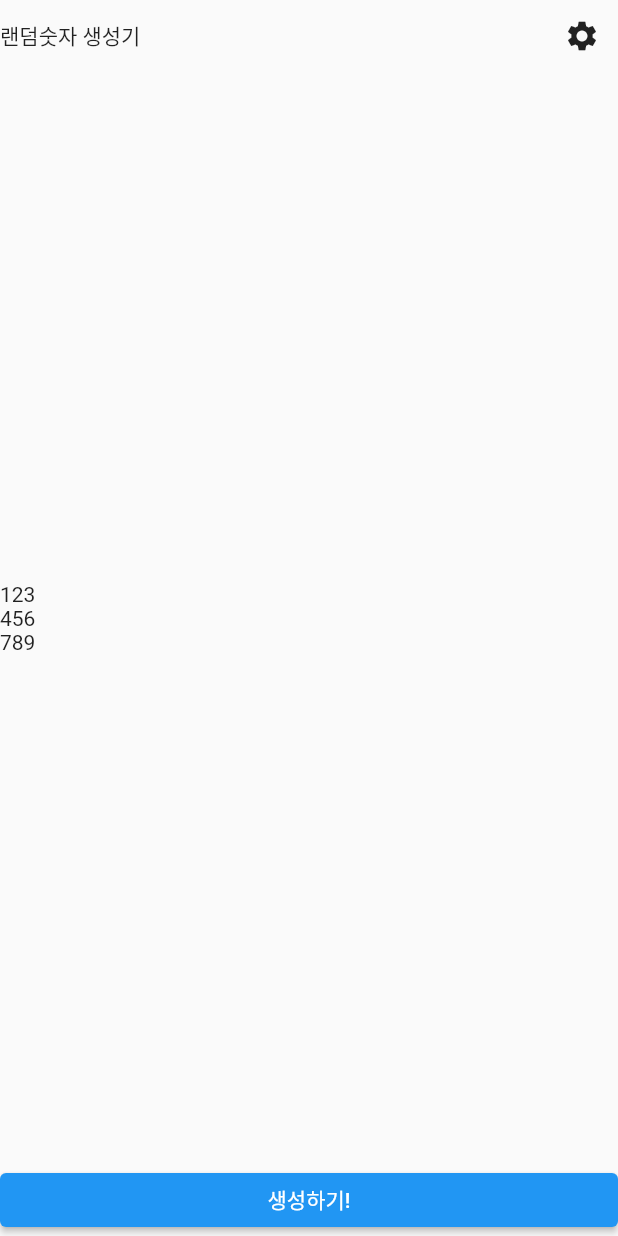
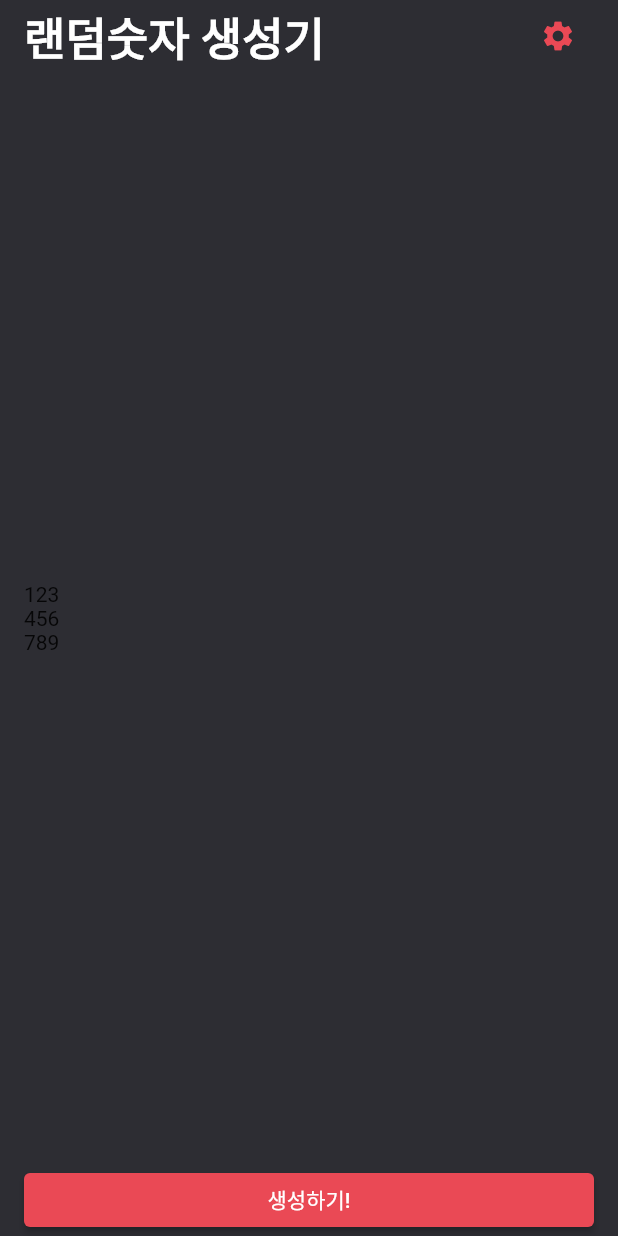
Before and after one commit to DongWooKim97/flutter-projects, a Flutter app: the screen it shows after launch, on a phone screen of 412 x 824 dp. Run offline on Flutter 3.47's test engine with Material 2 defaults, Android fonts, the phone set to English and light mode, and no system bars; our stand-ins replace webview_flutter.

Commit message:
feat: 상수 코드 관리 학습

```diff
--- /dev/null
+++ b/random_number_generator/lib/constant/color.dart
@@ -0,0 +1,5 @@
+import 'package:flutter/material.dart';
+
+const Color PRIMARY_COLOR = Color(0xFF2D2D33);
+const Color RED_COLOR = Color(0xFFEA4955);
+const Color BLUE_COLOR = Color(0xFF549FBF);
--- a/random_number_generator/lib/screen/home_screen.dart
+++ b/random_number_generator/lib/screen/home_screen.dart
@@ -1,4 +1,5 @@
 import 'package:flutter/material.dart';
+import 'package:random_number_generator/constant/color.dart';
 
 class HomeScreen extends StatefulWidget {
   const HomeScreen({super.key});
@@ -11,18 +12,31 @@ class _HomeScreenState extends State<HomeScreen> {
   @override
   Widget build(BuildContext context) {
     return Scaffold(
+      backgroundColor: PRIMARY_COLOR,
       body: SafeArea(
+        child: Padding(
+          padding: EdgeInsets.symmetric(
+            horizontal: 16.0,
+          ),
           child: Column(
             crossAxisAlignment: CrossAxisAlignment.start,
             children: [
               Row(
                 mainAxisAlignment: MainAxisAlignment.spaceBetween,
                 children: [
-                Text('랜덤숫자 생성기'),
+                  Text(
+                    '랜덤숫자 생성기',
+                    style: TextStyle(
+                      color: Colors.white,
+                      fontSize: 30.0,
+                      fontWeight: FontWeight.w700,
+                    ),
+                  ),
                   IconButton(
                     onPressed: () {},
                     icon: Icon(
                       Icons.settings,
+                      color: RED_COLOR,
                     ),
                   ),
                 ],
@@ -43,6 +57,10 @@ class _HomeScreenState extends State<HomeScreen> {
                 width: double.infinity,
                 child: Expanded(
                   child: ElevatedButton(
+                    style: ElevatedButton.styleFrom(
+                      backgroundColor:
+                          RED_COLOR, // primary = backgroundColor  ,, 일반적인 주된 색깔
+                    ),
                     onPressed: () {},
                     child: Text('생성하기!'),
                   ),
@@ -51,6 +69,7 @@ class _HomeScreenState extends State<HomeScreen> {
             ],
           ),
         ),
+      ),
     );
   }
 }
```
Lines whose indentation alone changed are shown as unchanged.
